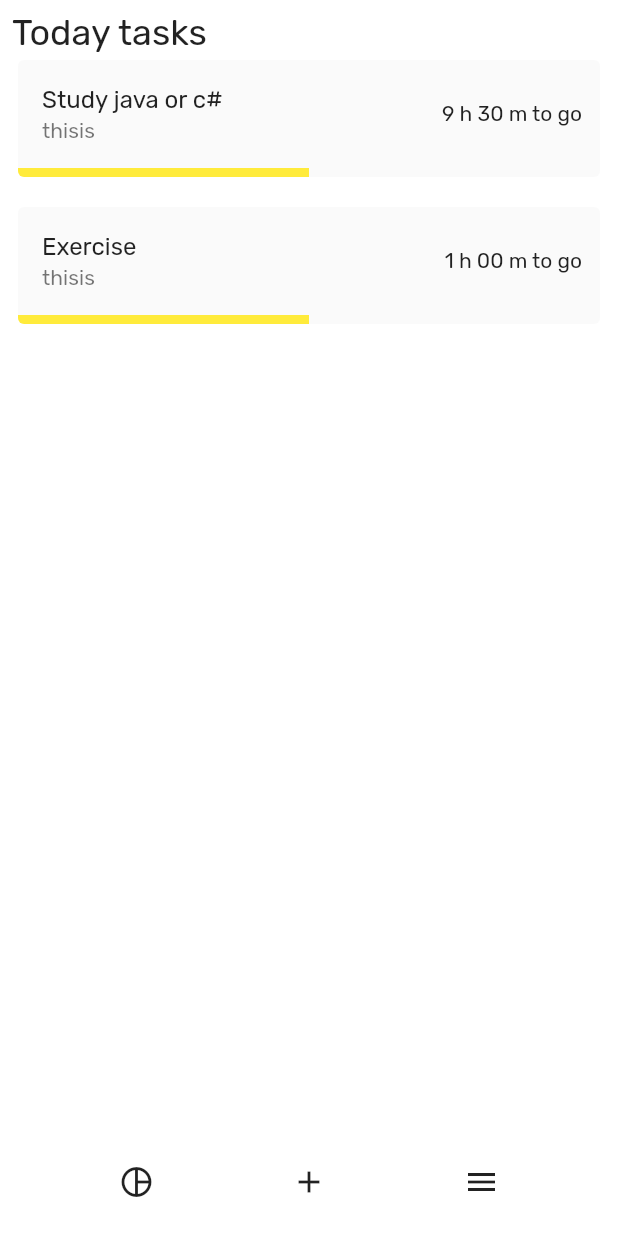
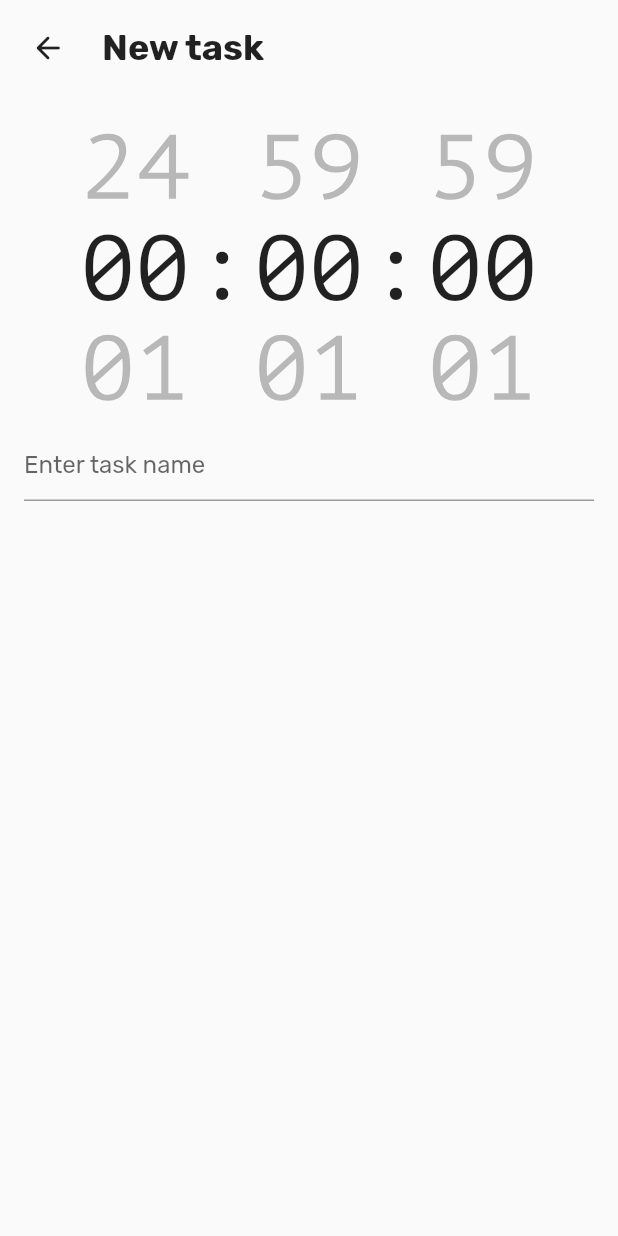
Before and after one commit to LocTr/timee, a Flutter app: the OverviewPage screen opened directly, after a tap on the "add" icon, on a phone screen of 412 x 824 dp. Run offline on Flutter 3.47's test engine with Material 2 defaults, Android fonts, the phone set to English and light mode, and no system bars; our stand-ins replace bloc, equatable, flutter_bloc.

Commit message:
add new task screen

```diff
--- a/lib/finish/view/finish_page.dart
+++ b/lib/finish/view/finish_page.dart
@@ -1,6 +1,5 @@
 import 'package:flutter/material.dart';
-import 'package:timee/finish/widgets/weekdate_picker.dart';
-import 'package:timee/finish/widgets/wheel_picker.dart';
+import 'package:timee/new_task/widgets/wheel_picker.dart';
 
 class FinishPage extends StatelessWidget {
   const FinishPage({Key? key}) : super(key: key);
@@ -63,7 +62,6 @@ class FinishPage extends StatelessWidget {
                 );
               },
             ),
-            Expanded(child: WeekdatePicker())
           ],
         ),
       ),
--- a/lib/main.dart
+++ b/lib/main.dart
@@ -1,5 +1,8 @@
 import 'package:flutter/material.dart';
 import 'package:timee/finish/view/finish_page.dart';
+import 'package:timee/overview/view/overview_page.dart';
+
+import 'new_task/view/new_task_page.dart';
 
 void main() {
   runApp(const MyApp());
@@ -17,7 +20,7 @@ class MyApp extends StatelessWidget {
         primarySwatch: Colors.blue,
         fontFamily: 'Rubik',
       ),
-      home: const FinishPage(),
+      home: const OverviewPage(),
     );
   }
 }
--- /dev/null
+++ b/lib/new_task/view/new_task_page.dart
@@ -0,0 +1,17 @@
+import 'package:flutter/material.dart';
+import 'package:timee/new_task/view/new_task_view.dart';
+
+class NewTaskPage extends StatelessWidget {
+  const NewTaskPage({Key? key}) : super(key: key);
+
+  static Route<void> route() {
+    return MaterialPageRoute(
+      builder: (context) => const NewTaskView(),
+    );
+  }
+
+  @override
+  Widget build(BuildContext context) {
+    return const NewTaskView();
+  }
+}
--- /dev/null
+++ b/lib/new_task/view/new_task_view.dart
@@ -0,0 +1,104 @@
+import 'package:flutter/material.dart';
+import 'package:timee/new_task/widgets/wheel_picker.dart';
+import 'package:timee/shared_widget/header.dart';
+
+class NewTaskView extends StatelessWidget {
+  const NewTaskView({Key? key}) : super(key: key);
+
+  @override
+  Widget build(BuildContext context) {
+    int hours = 0;
+    return Scaffold(
+      body: SafeArea(
+        child: Padding(
+          padding: const EdgeInsets.all(8.0),
+          child: Column(
+            children: [
+              ScreenHeader(
+                title: 'New task',
+              ),
+              SizedBox(height: 24),
+              LayoutBuilder(
+                builder: (BuildContext context, BoxConstraints constraints) {
+                  double width = constraints.maxWidth;
+                  return Row(
+                    crossAxisAlignment: CrossAxisAlignment.center,
+                    mainAxisAlignment: MainAxisAlignment.center,
+                    children: [
+                      SizedBox(
+                        width: width / 5,
+                        height: width / 2,
+                        child: WheelPicker(
+                          size: width / 6.5,
+                          itemCount: 25,
+                          onSelectedItemChange: (value) {
+                            print('asdfasdf');
+                            hours = value;
+                          },
+                        ),
+                      ),
+                      Text(
+                        ":",
+                        style: TextStyle(
+                          fontFamily: 'PT Mono',
+                          fontSize: width / 6.5,
+                        ),
+                      ),
+                      SizedBox(
+                        width: width / 5,
+                        height: width / 2,
+                        child: WheelPicker(
+                          size: width / 6.5,
+                          itemCount: 60,
+                          onSelectedItemChange: (value) {
+                            print(value);
+                          },
+                        ),
+                      ),
+                      Text(
+                        ":",
+                        style: TextStyle(
+                          fontFamily: 'PT Mono',
+                          fontSize: width / 6.5,
+                        ),
+                      ),
+                      SizedBox(
+                        width: width / 5,
+                        height: width / 2,
+                        child: WheelPicker(
+                          size: width / 6.5,
+                          itemCount: 60,
+                          onSelectedItemChange: (value) {
+                            print(value);
+                          },
+                        ),
+                      ),
+                    ],
+                  );
+                },
+              ),
+              Expanded(
+                child: ListView(
+                  children: [
+                    Padding(
+                      padding: const EdgeInsets.all(8.0),
+                      child: Column(
+                        children: [
+                          TextField(
+                            decoration: InputDecoration(
+                              hintText: 'Enter task name',
+                            ),
+                          ),
+                        ],
+                      ),
+                    ),
+                  ],
+                ),
+              ),
+            ],
+          ),
+        ),
+      ),
+    );
+  }
+}
--- a/lib/finish/widgets/wheel_picker.dart
+++ b/lib/new_task/widgets/wheel_picker.dart
@@ -5,31 +5,29 @@ class WheelPicker extends StatelessWidget {
     Key? key,
     required this.onSelectedItemChange,
     required this.itemCount,
+    this.size = 60,
   }) : super(key: key);
 
   final Function(int) onSelectedItemChange;
-
   final int itemCount;
+  final double size;
 
   @override
   Widget build(BuildContext context) {
     return ListWheelScrollView.useDelegate(
       childDelegate: ListWheelChildBuilderDelegate(
         builder: (BuildContext context, int index) {
-          return Padding(
-            padding: const EdgeInsets.all(8.0),
-            child: Text(
-              (index % itemCount).toString().padLeft(2, '0'),
-              style: const TextStyle(fontFamily: 'PT Mono', fontSize: 60),
-            ),
+          return Text(
+            (index % itemCount).toString().padLeft(2, '0'),
+            style: TextStyle(fontFamily: 'PT Mono', fontSize: size),
           );
         },
       ),
       physics: const FixedExtentScrollPhysics(),
-      itemExtent: 80,
+      itemExtent: size + (size / 10),
       onSelectedItemChanged: onSelectedItemChange,
       //arbitrary number to flatten the list
-      diameterRatio: 100,
+      diameterRatio: 1000,
       controller: FixedExtentScrollController(),
       useMagnifier: true,
       overAndUnderCenterOpacity: .3,
--- a/lib/overview/view/overview_page.dart
+++ b/lib/overview/view/overview_page.dart
@@ -1,4 +1,5 @@
 import 'package:flutter/material.dart';
+import 'package:timee/new_task/view/new_task_page.dart';
 import 'package:timee/overview/models/task.dart';
 
 import '../widgets/task_entry.dart';
@@ -38,7 +39,11 @@ class OverviewPage extends StatelessWidget {
           children: [
             IconButton(
                 onPressed: () {}, icon: const Icon(Icons.pie_chart_outline)),
-            IconButton(onPressed: () {}, icon: const Icon(Icons.add)),
+            IconButton(
+                onPressed: () {
+                  Navigator.push(context, NewTaskPage.route());
+                },
+                icon: const Icon(Icons.add)),
             IconButton(onPressed: () {}, icon: const Icon(Icons.menu)),
           ],
         ),
```
Also changed, not shown: lib/new_task/widgets/weekdate_picker.dart (renamed from lib/finish/widgets/weekdate_picker.dart, +28 -11 lines).
